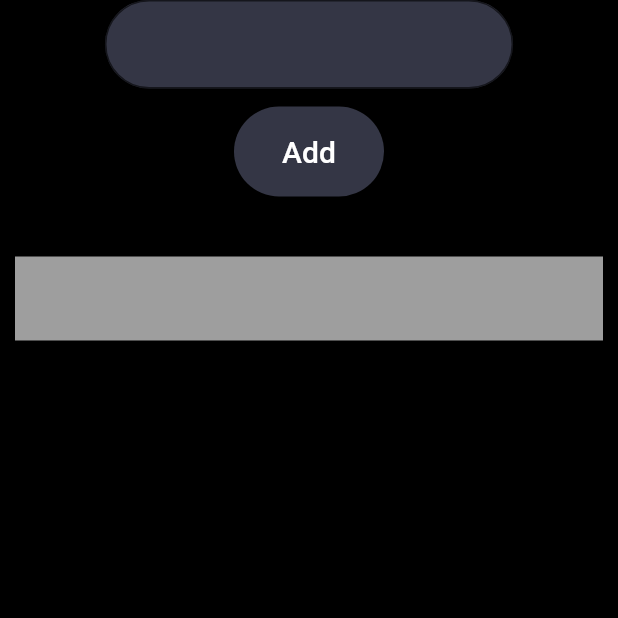
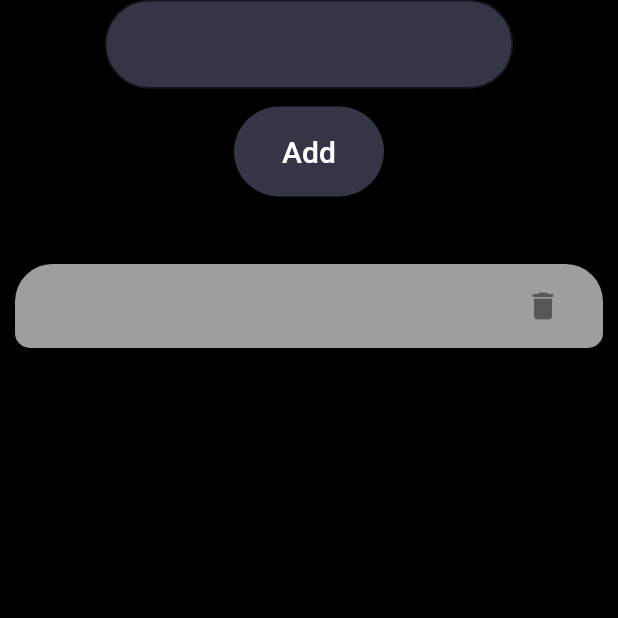
Before and after one commit to Anasahmed01/To-Do-App, a Flutter app: the screen it shows after launch, after a tap on "Add", on a phone screen of 412 x 824 dp, the top half of it. Run offline on Flutter 3.47's test engine with Material 2 defaults, Android fonts, the phone set to English and light mode, and no system bars.

Commit message:
add_icon_to_delete_items

```diff
--- a/lib/to_do.dart
+++ b/lib/to_do.dart
@@ -88,15 +88,37 @@ class _HomeAppState extends State<HomeApp> {
                 padding: const EdgeInsets.all(10),
                 itemCount: chatNames.length,
                 itemBuilder: (context, index) {
-                  return ListTile(
+                  return Padding(
+                    padding: const EdgeInsets.only(top: 5, bottom: 5),
+                    child: ListTile(
+                      shape: const RoundedRectangleBorder(
+                        borderRadius: BorderRadius.only(
+                          topLeft: Radius.circular(25),
+                          topRight: Radius.circular(25),
+                          bottomRight: Radius.circular(10),
+                          bottomLeft: Radius.circular(10),
+                        ),
+                      ),
                       tileColor: Colors.grey,
                       title: Text(chatNames[index]),
-                    onTap: () {
-                      showAlertDialog(context);
+                      trailing: IconButton(
+                        onPressed: () {
                           setState(() {
                             chatNames.removeAt(index);
+                            showAlertDialog(context);
                           });
                         },
+                        icon: const Icon(Icons.delete),
+                      ),
+
+// this methot is worked but not be a professionalaty....
+                      // onTap: () {
+                      //   showAlertDialog(context);
+                      //   setState(() {
+                      //     chatNames.removeAt(index);
+                      //   });
+                      // },
+                    ),
                   );
                 },
               ),
@@ -116,6 +138,12 @@ showAlertDialog(BuildContext context) {
       Navigator.of(context).pop();
     },
   );
+  Widget cancleButton = TextButton(
+    child: const Text("Cancel"),
+    onPressed: () {
+      Navigator.of(context).pop();
+    },
+  );
 
   // Create AlertDialog
   AlertDialog alert = AlertDialog(
@@ -123,6 +151,7 @@ showAlertDialog(BuildContext context) {
     content: const Text("Are you sure Delete this "),
     actions: [
       okButton,
+      cancleButton,
     ],
   );
 
```
Lines whose indentation alone changed are shown as unchanged.
